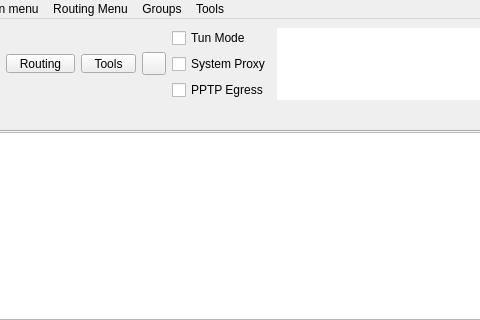
Qt form include/ui/mainwindow.ui (AL4AL/Throne) before a commit; both pictures show x 232 to 712 and y 0 to 320 of the 800 by 600 pixel window.
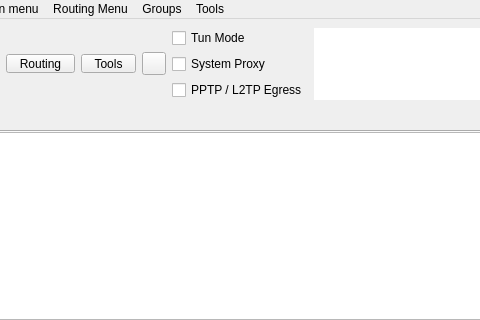
The same form after that commit. Icons and pictures are not drawn. Custom widgets are drawn as their Qt base class.

Commit message:
feat: L2TP/IPsec egress with PSK and Ubuntu package repair
Support L2TP alongside PPTP, diagnose/install NetworkManager plugins
with permission, and bump the local Ubuntu deb to 1.0.5.

What changed in the file:
```diff
--- a/include/ui/mainwindow.ui
+++ b/include/ui/mainwindow.ui
@@ -319,7 +319,7 @@
            <string>Route the selected profile's server through a configured PPTP VPN (Linux only)</string>
           </property>
           <property name="text">
-           <string>PPTP Egress</string>
+           <string>PPTP / L2TP Egress</string>
           </property>
          </widget>
         </item>
```
Left out of the diff: 4 changed lines with no effect on the pictures. Lines whose indentation alone changed are shown as unchanged. The commit also changes 16 other files.
